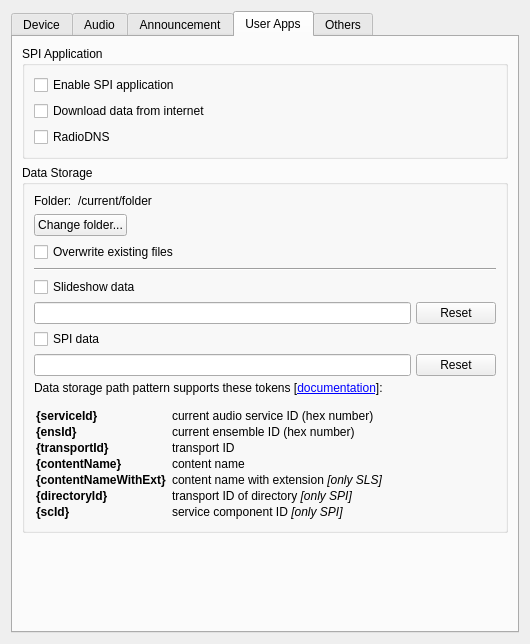
This is gui/setupdialog.ui in KejPi/AbracaDABra as Qt 5 draws it before an edit. The edited form follows.
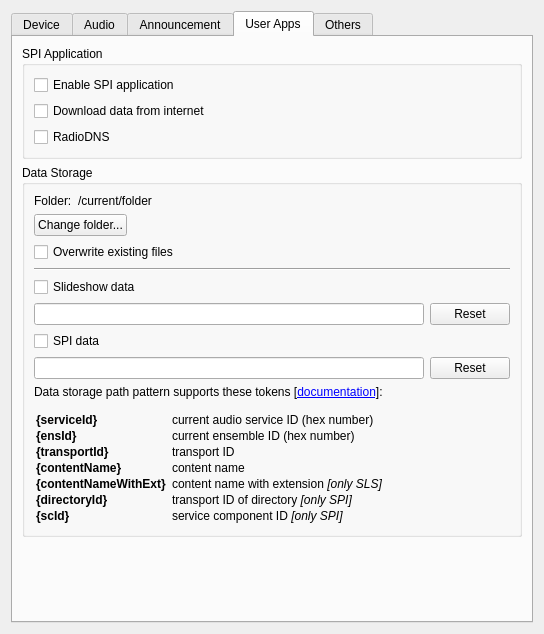
This is the edited form. The open tabs and pages were chosen to show the change. Custom widgets are drawn as their Qt base class.

Commit message: SetupDialog resizing fixed

```diff
--- a/gui/setupdialog.ui
+++ b/gui/setupdialog.ui
@@ -6,8 +6,8 @@
    <rect>
     <x>0</x>
     <y>0</y>
-    <width>530</width>
-    <height>644</height>
+    <width>544</width>
+    <height>634</height>
    </rect>
   </property>
   <property name="minimumSize">
@@ -1310,7 +1310,7 @@
       <attribute name="title">
        <string notr="true">User Apps</string>
       </attribute>
-      <layout class="QVBoxLayout" name="verticalLayout_14">
+      <layout class="QVBoxLayout" name="verticalLayout_13">
        <item>
         <widget class="QGroupBox" name="spiAppGroupBox">
          <property name="title">
@@ -1431,13 +1431,6 @@
            </widget>
           </item>
           <item>
-           <layout class="QVBoxLayout" name="verticalLayout_13">
-            <property name="spacing">
-             <number>5</number>
-            </property>
-            <item>
-             <layout class="QHBoxLayout" name="horizontalLayout_18">
-              <item>
                <widget class="QCheckBox" name="dumpSlsCheckBox">
                 <property name="toolTip">
                  <string>Enables storing of all slides to selected folder. Slideshow data are stored in subfolder specified by pattern below.</string>
@@ -1448,21 +1441,6 @@
                </widget>
               </item>
               <item>
-               <spacer name="horizontalSpacer_10">
-                <property name="orientation">
-                 <enum>Qt::Horizontal</enum>
-                </property>
-                <property name="sizeHint" stdset="0">
-                 <size>
-                  <width>40</width>
-                  <height>20</height>
-                 </size>
-                </property>
-               </spacer>
-              </item>
-             </layout>
-            </item>
-            <item>
              <layout class="QHBoxLayout" name="horizontalLayout_11">
               <item>
                <widget class="QLineEdit" name="dumpSlsPatternEdit"/>
@@ -1480,8 +1458,6 @@
              </layout>
             </item>
             <item>
-             <layout class="QHBoxLayout" name="horizontalLayout_19">
-              <item>
                <widget class="QCheckBox" name="dumpSpiCheckBox">
                 <property name="toolTip">
                  <string>Enables storing of all SPI data to selected folder. &lt;br&gt;SPI data are binary encoded files with services and program information, &lt;br&gt;these files decoded to XML format and service logos.&lt;br&gt;SPI data are stored in subfolder specified by pattern below.</string>
@@ -1492,21 +1468,6 @@
                </widget>
               </item>
               <item>
-               <spacer name="horizontalSpacer_11">
-                <property name="orientation">
-                 <enum>Qt::Horizontal</enum>
-                </property>
-                <property name="sizeHint" stdset="0">
-                 <size>
-                  <width>40</width>
-                  <height>20</height>
-                 </size>
-                </property>
-               </spacer>
-              </item>
-             </layout>
-            </item>
-            <item>
              <layout class="QHBoxLayout" name="horizontalLayout_17">
               <item>
                <widget class="QLineEdit" name="dumpSpiPatternEdit"/>
@@ -1574,8 +1535,6 @@
                <set>Qt::TextBrowserInteraction</set>
               </property>
              </widget>
-            </item>
-           </layout>
           </item>
          </layout>
         </widget>
```
Left out of the diff: 38 changed lines with no effect on the pictures. Lines whose indentation alone changed are shown as unchanged. The commit also changes 1 other file.
